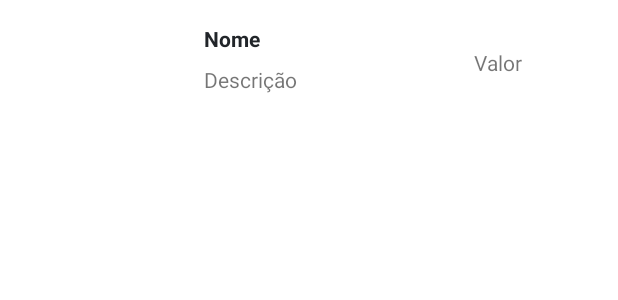
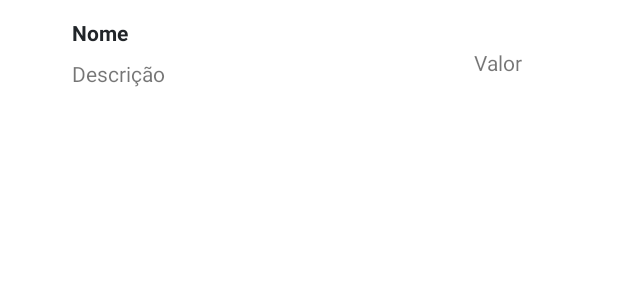
Before and after one commit to iancarlos335/funcionarios-lanchonete-android, an Android app: the layout list_bebidas_items.xml on its own in the app's theme, with its tools: preview values and no code run, on a phone screen of 412 x 824 dp. Shown: the top 300 px of the screen. Run offline under Robolectric (Android 15) with nearby library versions, the phone set to English and light mode, and no system bars.

Commit message:
Retirando imagens da lista, recolocando as antigas requisições http, e tirando uma notação que bloqueava a contrução da requisição @nonnull

```diff
--- a/app/src/main/java/com/lanchonete/LoginActivity.java
+++ b/app/src/main/java/com/lanchonete/LoginActivity.java
@@ -6,6 +6,7 @@ import android.content.Intent;
 import android.os.Bundle;
 import android.widget.Button;
 
+import com.lanchonete.cliente.CadastroActivity;
 import com.lanchonete.funcionario.get.BebidaListActivity;
 
 
@@ -22,8 +23,8 @@ public class LoginActivity extends AppCompatActivity {
         btnMenuFuncionario = findViewById(R.id.btnMenuFuncionario);
 
         btnMenuCliente.setOnClickListener(view -> { //Refazendo activities menu
-            //Intent intent = new Intent(getApplicationContext(), FuncionarioMenu.class);
-            //startActivity(intent);
+            Intent intent = new Intent(getApplicationContext(), CadastroActivity.class);
+            startActivity(intent);
         });
 
         btnMenuFuncionario.setOnClickListener(view -> {
--- a/app/src/main/java/com/lanchonete/model/Pedido.java
+++ b/app/src/main/java/com/lanchonete/model/Pedido.java
@@ -10,18 +10,12 @@ public class Pedido {
 
     private List<String> bebidas;
 
-    @JoinColumn(name="doces")
-    @ElementCollection(targetClass=String.class)
     private List<String> doces;
 
-    @JoinColumn(name="salgados")
-    @ElementCollection(targetClass=String.class)
     private List<String> salgados;
 
-    @Column(name="funcionario")
     private String funcionario;
 
-    @Column(name="cliente")
     private String cliente;
 
     public Pedido() {}
--- a/app/src/main/res/layout/list_bebidas_items.xml
+++ b/app/src/main/res/layout/list_bebidas_items.xml
@@ -11,8 +11,8 @@
         android:id="@+id/bebidasListItem_nome"
         android:layout_width="wrap_content"
         android:layout_height="wrap_content"
-        android:layout_marginStart="136dp"
-        android:layout_marginTop="16dp"
+        android:layout_marginStart="48dp"
+        android:layout_marginTop="12dp"
         android:text="@string/nome"
         android:textColor="@color/black"
         android:textStyle="bold"
@@ -23,10 +23,10 @@
         android:id="@+id/bebidasListItem_descricao"
         android:layout_width="wrap_content"
         android:layout_height="wrap_content"
-        android:layout_marginStart="136dp"
+        android:layout_marginStart="48dp"
         android:layout_marginTop="8dp"
+        android:paddingBottom="18dp"
         android:text="@string/descricao"
-        android:paddingBottom="18dp"
         app:layout_constraintStart_toStartOf="parent"
         app:layout_constraintTop_toBottomOf="@+id/bebidasListItem_nome" />
 
@@ -44,16 +44,5 @@
         tools:context="."
         />
 
-    <ImageView
-        android:id="@+id/bebidasListItem_imagem"
-        android:layout_width="73dp"
-        android:layout_height="54dp"
-        android:layout_marginStart="32dp"
-        android:layout_marginTop="16dp"
-        app:layout_constraintEnd_toStartOf="@+id/bebidasListItem_nome"
-        app:layout_constraintHorizontal_bias="0.0"
-        app:layout_constraintStart_toStartOf="parent"
-        app:layout_constraintTop_toTopOf="parent"
 
-        android:contentDescription="TODO" />
 </androidx.constraintlayout.widget.ConstraintLayout>
--- a/app/src/main/res/values-land/dimens.xml
+++ b/app/src/main/res/values-land/dimens.xml
@@ -1 +1 @@
-<resources></resources>
+<resources />
--- a/app/src/main/res/values-w1240dp/dimens.xml
+++ b/app/src/main/res/values-w1240dp/dimens.xml
@@ -1 +1 @@
-<resources></resources>
+<resources />
--- a/app/src/main/res/values-w600dp/dimens.xml
+++ b/app/src/main/res/values-w600dp/dimens.xml
@@ -1 +1 @@
-<resources></resources>
+<resources />
```
Also changed, not shown: app/src/main/java/com/lanchonete/funcionario/get/BebidaListActivity.java (+6 -7 lines), app/src/main/java/com/lanchonete/funcionario/get/adapter/BebidaHolder.java (+1 -60 lines), app/src/main/java/com/lanchonete/model/Salgado.java (added, +65 -0 lines), app/src/main/java/com/lanchonete/retrofit/api/ClienteAPI.java (added, +20 -0 lines), app/src/main/java/com/lanchonete/retrofit/api/DoceAPI.java (added, +20 -0 lines), app/src/main/java/com/lanchonete/retrofit/api/FuncionarioAPI.java (added, +19 -0 lines), app/src/main/java/com/lanchonete/retrofit/api/PedidoAPI.java (added, +18 -0 lines), app/src/main/java/com/lanchonete/retrofit/api/SalgadoAPI.java (added, +18 -0 lines), app/src/main/res/layout/activity_bebida_list.xml (+6 -1 lines).
